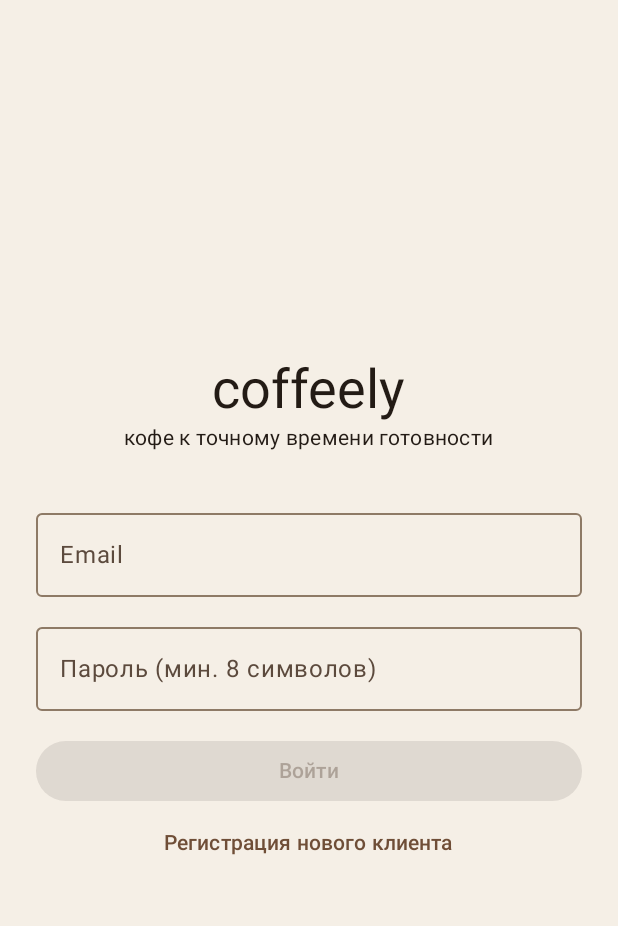
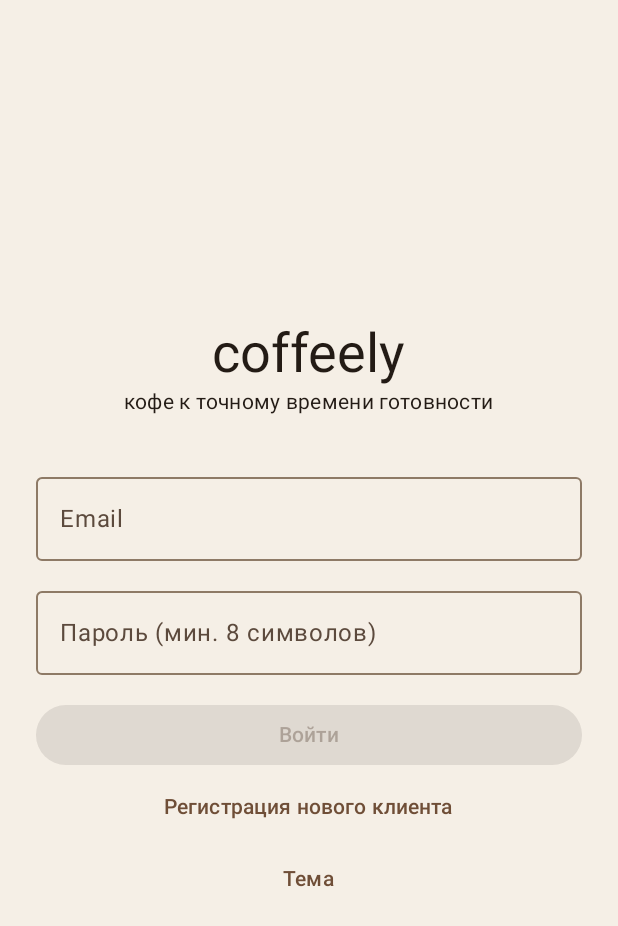
Before and after one commit to Incept10n/coffeely, an Android app built with Jetpack Compose: the screen it shows after launch (MainActivity), on a phone screen of 412 x 824 dp. Shown: the top 926 px of the screen. Run offline under Robolectric (Android 15) with nearby library versions, the phone set to English and light mode, and no system bars; pictures from the network do not load.

Commit message:
feat(mobile): выбор темы — системная, светлая, тёмная
Тема больше не привязана жёстко к системной: ThemePreference хранит выбор в
SharedPreferences, применяет сразу и переключает иконки системных панелей под
выбранный фон. Переключатель «Тема» — на входе, у клиента и на KDS-борде.

```diff
--- a/mobile/composeApp/src/androidMain/kotlin/com/coffeely/mobile/MainActivity.kt
+++ b/mobile/composeApp/src/androidMain/kotlin/com/coffeely/mobile/MainActivity.kt
@@ -7,6 +7,8 @@ import androidx.activity.SystemBarStyle
 import androidx.activity.compose.setContent
 import androidx.activity.enableEdgeToEdge
 import com.coffeely.mobile.api.SessionStorage
+import com.coffeely.mobile.ui.ThemePreference
+import com.coffeely.mobile.ui.ThemeStorage
 
 class MainActivity : ComponentActivity() {
     override fun onCreate(savedInstanceState: Bundle?) {
@@ -23,6 +25,9 @@ class MainActivity : ComponentActivity() {
         super.onCreate(savedInstanceState)
         // Хранилище сессии нужно до первого экрана: гость не логинится заново.
         SessionStorage.init(this)
+        // Тема — до первого кадра, иначе при тёмной теме мелькнёт кремовый фон.
+        ThemeStorage.init(this)
+        ThemePreference.restore()
         setContent { App() }
     }
 }
--- /dev/null
+++ b/mobile/composeApp/src/androidMain/kotlin/com/coffeely/mobile/ui/ThemeStorage.android.kt
@@ -0,0 +1,50 @@
+package com.coffeely.mobile.ui
+
+import android.app.Activity
+import android.content.Context
+import android.content.SharedPreferences
+import androidx.compose.runtime.Composable
+import androidx.compose.runtime.SideEffect
+import androidx.compose.ui.platform.LocalView
+import androidx.core.view.WindowCompat
+
+// Выбранная тема на Android — в отдельном SharedPreferences, чтобы пережить
+// перезапуск и не зависеть от сессии (logout тему не сбрасывает).
+internal actual object ThemeStorage {
+    private const val PREFS = "coffeely.settings"
+    private const val KEY_THEME = "theme_mode"
+
+    private var prefs: SharedPreferences? = null
+
+    fun init(context: Context) {
+        prefs = context.applicationContext.getSharedPreferences(PREFS, Context.MODE_PRIVATE)
+    }
+
+    actual fun load(): ThemeMode = when (prefs?.getString(KEY_THEME, null)) {
+        "light" -> ThemeMode.LIGHT
+        "dark" -> ThemeMode.DARK
+        else -> ThemeMode.SYSTEM
+    }
+
+    actual fun save(mode: ThemeMode) {
+        val value = when (mode) {
+            ThemeMode.SYSTEM -> "system"
+            ThemeMode.LIGHT -> "light"
+            ThemeMode.DARK -> "dark"
+        }
+        prefs?.edit()?.putString(KEY_THEME, value)?.apply()
+    }
+}
+
+// isAppearanceLight* = true означает тёмные иконки (для светлого фона).
+@Composable
+internal actual fun ApplySystemBarStyle(dark: Boolean) {
+    val view = LocalView.current
+    if (view.isInEditMode) return
+    SideEffect {
+        val window = (view.context as? Activity)?.window ?: return@SideEffect
+        val controller = WindowCompat.getInsetsController(window, view)
+        controller.isAppearanceLightStatusBars = !dark
+        controller.isAppearanceLightNavigationBars = !dark
+    }
+}
--- a/mobile/composeApp/src/commonMain/kotlin/com/coffeely/mobile/screens/BaristaScreen.kt
+++ b/mobile/composeApp/src/commonMain/kotlin/com/coffeely/mobile/screens/BaristaScreen.kt
@@ -56,6 +56,7 @@ import com.coffeely.mobile.api.QueueEntryDto
 import com.coffeely.mobile.api.hhmm
 import com.coffeely.mobile.api.statusKdsRu
 import com.coffeely.mobile.api.urgencyRu
+import com.coffeely.mobile.ui.ThemeModeButton
 import kotlinx.coroutines.delay
 import kotlinx.coroutines.launch
 
@@ -131,7 +132,10 @@ fun BaristaScreen(api: ApiClient, onLogout: () -> Unit) {
         topBar = {
             TopAppBar(
                 title = { Text("Бариста · борда") },
-                actions = { TextButton(onClick = onLogout) { Text("Выйти") } },
+                actions = {
+                    ThemeModeButton()
+                    TextButton(onClick = onLogout) { Text("Выйти") }
+                },
             )
         },
     ) { padding ->
--- a/mobile/composeApp/src/commonMain/kotlin/com/coffeely/mobile/screens/ClientScreens.kt
+++ b/mobile/composeApp/src/commonMain/kotlin/com/coffeely/mobile/screens/ClientScreens.kt
@@ -51,6 +51,7 @@ import com.coffeely.mobile.api.hhmm
 import com.coffeely.mobile.api.isActive
 import com.coffeely.mobile.api.statusRu
 import com.coffeely.mobile.api.waitMinutes
+import com.coffeely.mobile.ui.ThemeModeButton
 import kotlinx.coroutines.delay
 import kotlinx.coroutines.launch
 
@@ -129,6 +130,7 @@ private fun PointsScreen(
             TopAppBar(
                 title = { Text("coffeely") },
                 actions = {
+                    ThemeModeButton()
                     TextButton(onClick = onOpenOrders) { Text("Мои заказы") }
                     TextButton(onClick = onLogout) { Text("Выйти") }
                 },
--- a/mobile/composeApp/src/commonMain/kotlin/com/coffeely/mobile/screens/LoginScreen.kt
+++ b/mobile/composeApp/src/commonMain/kotlin/com/coffeely/mobile/screens/LoginScreen.kt
@@ -39,6 +39,7 @@ import com.coffeely.mobile.api.ApiException
 import com.coffeely.mobile.api.AuthResponse
 import com.coffeely.mobile.api.TokenStore
 import com.coffeely.mobile.api.UserDto
+import com.coffeely.mobile.ui.ThemeModeButton
 import kotlinx.coroutines.launch
 
 // Вход/регистрация через реальный API бэкенда (M2): email+пароль, argon2id.
@@ -188,6 +189,7 @@ fun LoginScreen(api: ApiClient, onLoggedIn: (UserDto) -> Unit) {
                     ) {
                         Text("Регистрация нового клиента")
                     }
+                    ThemeModeButton(modifier = Modifier.fillMaxWidth())
                 }
                 if (!showRegister && verifyTarget == null) {
                     error?.let {
--- a/mobile/composeApp/src/commonMain/kotlin/com/coffeely/mobile/ui/Theme.kt
+++ b/mobile/composeApp/src/commonMain/kotlin/com/coffeely/mobile/ui/Theme.kt
@@ -5,6 +5,9 @@ import androidx.compose.material3.MaterialTheme
 import androidx.compose.material3.darkColorScheme
 import androidx.compose.material3.lightColorScheme
 import androidx.compose.runtime.Composable
+import androidx.compose.runtime.getValue
+import androidx.compose.runtime.mutableStateOf
+import androidx.compose.runtime.setValue
 import androidx.compose.ui.graphics.Color
 
 // Палитра coffeely: крем, латте, кофейный. Заполнены ВСЕ слоты схемы, потому что
@@ -107,8 +110,46 @@ private val DarkColors = darkColorScheme(
 
 @Composable
 fun CoffeelyTheme(content: @Composable () -> Unit) {
+    val dark = when (ThemePreference.mode) {
+        ThemeMode.SYSTEM -> isSystemInDarkTheme()
+        ThemeMode.LIGHT -> false
+        ThemeMode.DARK -> true
+    }
+    // Иконки системных панелей обязаны совпадать с выбранной темой, а не с
+    // системной: иначе на светлой системе в тёмной теме статус-бар остаётся тёмным.
+    ApplySystemBarStyle(dark)
     MaterialTheme(
-        colorScheme = if (isSystemInDarkTheme()) DarkColors else LightColors,
+        colorScheme = if (dark) DarkColors else LightColors,
         content = content,
     )
 }
+
+// ThemeMode — выбор пользователя. SYSTEM по умолчанию: как в системе.
+enum class ThemeMode { SYSTEM, LIGHT, DARK }
+
+// ThemePreference — состояние на всё приложение. Compose перерисует дерево при
+// смене mode, поэтому переключатель темы работает сразу, без перезапуска.
+object ThemePreference {
+    var mode by mutableStateOf(ThemeMode.SYSTEM)
+        private set
+
+    fun restore() {
+        mode = ThemeStorage.load()
+    }
+
+    fun select(next: ThemeMode) {
+        if (next == mode) return
+        mode = next
+        ThemeStorage.save(next)
+    }
+}
+
+// Платформенное хранилище выбранной темы (SharedPreferences на Android).
+internal expect object ThemeStorage {
+    fun load(): ThemeMode
+    fun save(mode: ThemeMode)
+}
+
+// Переключение иконок статус-бара/навбара под выбранную тему.
+@Composable
+internal expect fun ApplySystemBarStyle(dark: Boolean)
```
Also changed, not shown: mobile/composeApp/src/commonMain/kotlin/com/coffeely/mobile/ui/ThemePicker.kt (added, +89 -0 lines), 2 other files.
